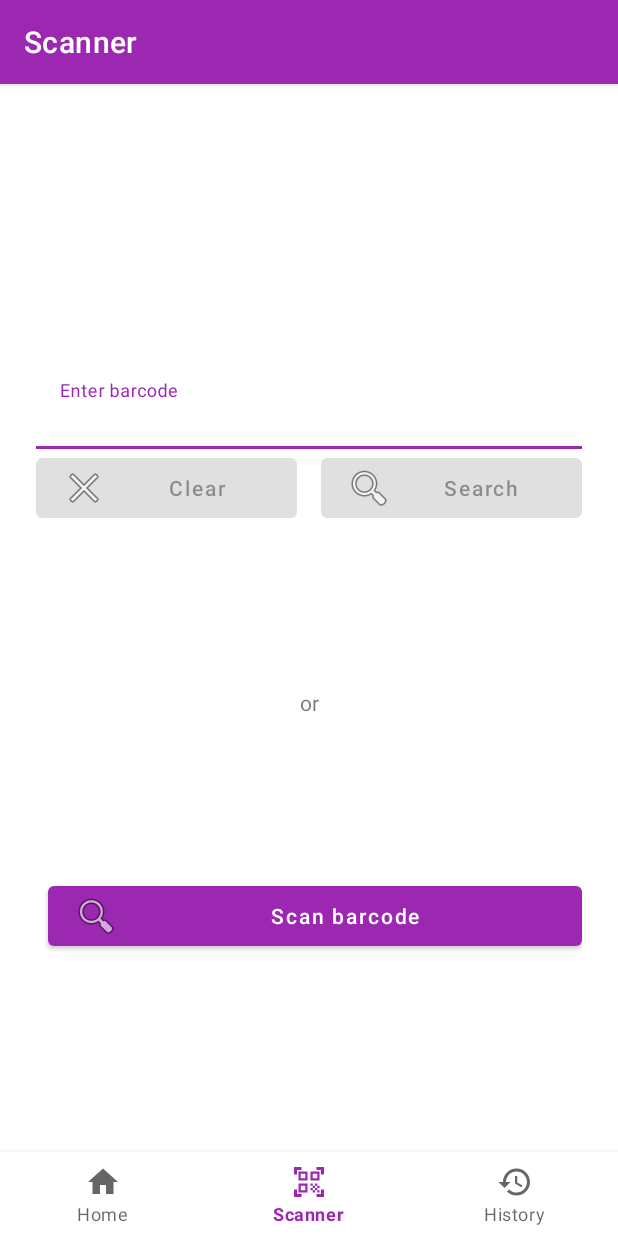
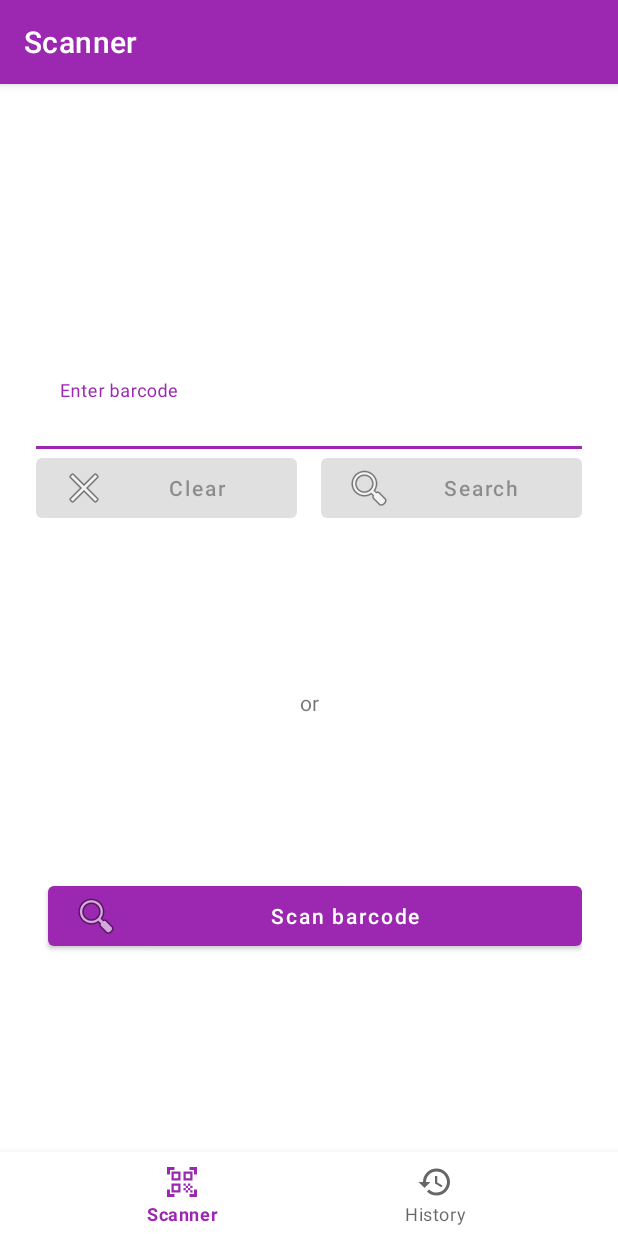
Before and after one commit to mofobo/food-scanner, an Android app: the screen it shows after launch (MainActivity), on a phone screen of 412 x 824 dp. Run offline under Robolectric (Android 15) with nearby library versions, the light colour scheme and no system bars; our stand-ins replace navigation-ui; libraries missing offline, so code that uses them is left out: androidx.camera.camera2, androidx.camera.core.

Commit message:
home removed

```diff
--- a/app/src/main/java/ch/mofobo/foodscanner/MainActivity.kt
+++ b/app/src/main/java/ch/mofobo/foodscanner/MainActivity.kt
@@ -29,7 +29,6 @@ class MainActivity : AppCompatActivity() {
         // menu should be considered as top level destinations.
         val appBarConfiguration = AppBarConfiguration(
             setOf(
-                R.id.navigation_home,
                 R.id.navigation_scanner,
                 R.id.navigation_history
             )
--- a/app/src/main/java/ch/mofobo/foodscanner/di/ViewModelModule.kt
+++ b/app/src/main/java/ch/mofobo/foodscanner/di/ViewModelModule.kt
@@ -2,7 +2,6 @@ package ch.mofobo.foodscanner.di
 
 import ch.mofobo.foodscanner.features.details.DetailsViewModel
 import ch.mofobo.foodscanner.features.history.HistoryViewModel
-import ch.mofobo.foodscanner.features.home.HomeViewModel
 import ch.mofobo.foodscanner.features.scanner.ScannerViewModel
 import ch.mofobo.foodscanner.features.scanner.camera.CameraViewModel
 import org.koin.android.viewmodel.dsl.viewModel
@@ -10,7 +9,6 @@ import org.koin.dsl.module
 
 val viewModelModule =
     module {
-        viewModel { HomeViewModel() }
         viewModel { ScannerViewModel() }
         viewModel { HistoryViewModel(get()) }
 
--- a/app/src/main/res/menu/bottom_nav_menu.xml
+++ b/app/src/main/res/menu/bottom_nav_menu.xml
@@ -1,10 +1,5 @@
 <?xml version="1.0" encoding="utf-8"?>
 <menu xmlns:android="http://schemas.android.com/apk/res/android">
-
-    <item
-        android:id="@+id/navigation_home"
-        android:icon="@drawable/ic_home_black_24dp"
-        android:title="@string/title_home" />
 
     <item
         android:id="@+id/navigation_scanner"
--- a/app/src/main/res/navigation/mobile_navigation.xml
+++ b/app/src/main/res/navigation/mobile_navigation.xml
@@ -4,12 +4,6 @@
     xmlns:tools="http://schemas.android.com/tools"
     android:id="@+id/mobile_navigation"
     app:startDestination="@id/navigation_scanner">
-
-    <fragment
-        android:id="@+id/navigation_home"
-        android:name="ch.mofobo.foodscanner.features.home.HomeFragment"
-        android:label="@string/title_home"
-        tools:layout="@layout/fragment_home" />
 
     <fragment
         android:id="@+id/navigation_scanner"
--- a/app/src/main/res/values/strings.xml
+++ b/app/src/main/res/values/strings.xml
@@ -1,6 +1,5 @@
 <resources>
     <string name="app_name" translatable="false">FoodScanner</string>
-    <string name="title_home" translatable="false">Home</string>
     <string name="title_scanner" translatable="false">Scanner</string>
     <string name="title_history" translatable="false">History</string>
     <string name="global_enter_barcode" translatable="false">Enter barcode</string>
```
Also changed, not shown: app/src/main/java/ch/mofobo/foodscanner/features/home/HomeFragment.kt (deleted, +0 -52 lines), app/src/main/java/ch/mofobo/foodscanner/features/home/HomeViewModel.kt (deleted, +0 -13 lines), app/src/main/res/layout/fragment_home.xml (deleted, +0 -22 lines).
